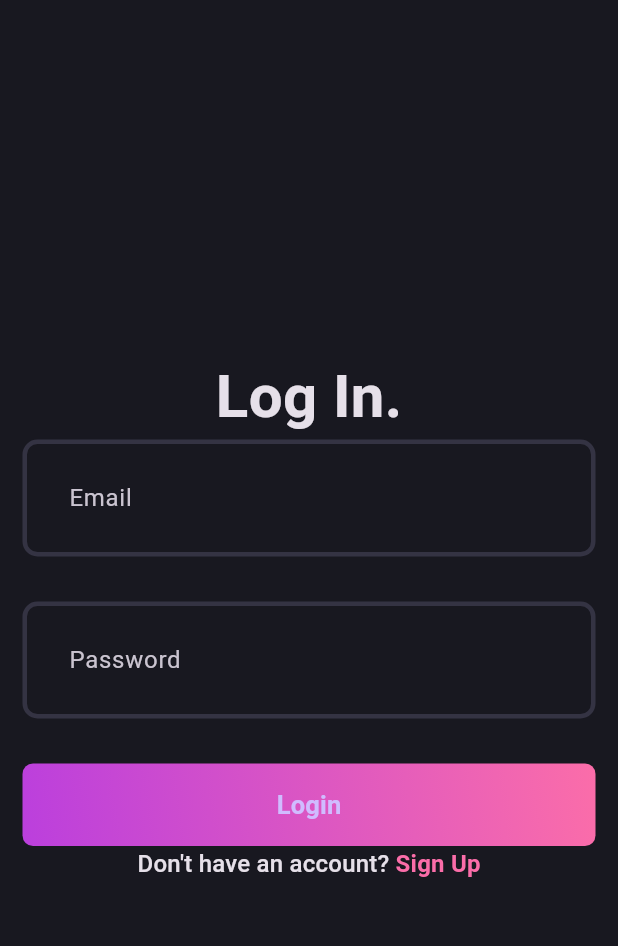
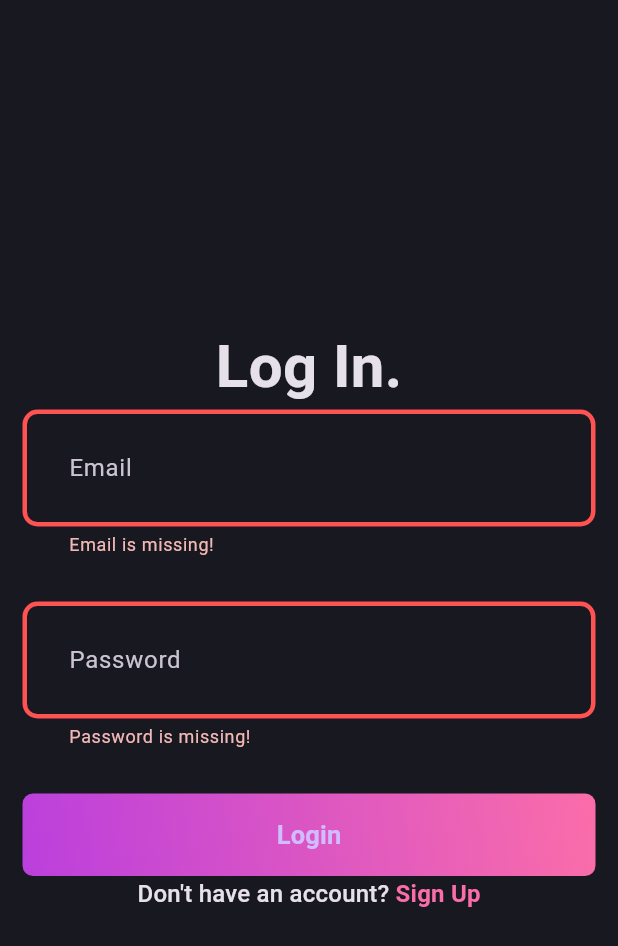
Before and after one commit to ashik-maz/Blog-App, a Flutter app: the LoginPage screen opened directly, after a tap on "Login", on a phone screen of 412 x 824 dp. Shown: the top 946 px of the screen. Run offline on Flutter 3.47's test engine with Material 3 defaults, Android fonts, the phone set to English and light mode, and no system bars; our stand-ins replace cloud_firestore, firebase_auth, firebase_core, flutter_bloc, fpdart, get_it; accounts and stored records are empty.

Commit message:
Login completed

```diff
--- a/lib/core/usecase/usecase.dart
+++ b/lib/core/usecase/usecase.dart
@@ -1,6 +1,6 @@
 import 'package:blog_app/core/error/failures.dart';
 import 'package:fpdart/fpdart.dart';
 
-abstract interface class UserCase<SuccessType,Params>{
+abstract interface class UseCase<SuccessType,Params>{
   Future<Either<Failure,SuccessType>>call(Params params);
 }
--- /dev/null
+++ b/lib/features/auth/domain/usecases/user_login.dart
@@ -0,0 +1,27 @@
+import 'package:blog_app/core/error/failures.dart';
+import 'package:blog_app/core/usecase/usecase.dart';
+import 'package:blog_app/features/auth/domain/entities/user.dart';
+import 'package:blog_app/features/auth/domain/repository/auth_repository.dart';
+import 'package:fpdart/fpdart.dart';
+
+class UserLogin implements UseCase<User, UserLoginParams> {
+  final AuthRepository authRepository;
+  const UserLogin(this.authRepository);
+  @override
+  Future<Either<Failure, User>> call(UserLoginParams params) async {
+    return await authRepository.loginWithEmailPassword(
+      email: params.email,
+      password: params.password,
+    );
+  }
+}
+
+class UserLoginParams {
+  final String email;
+  final String password;
+
+  UserLoginParams({
+    required this.email,
+    required this.password,
+  });
+}
--- a/lib/features/auth/domain/usecases/user_sign_up.dart
+++ b/lib/features/auth/domain/usecases/user_sign_up.dart
@@ -4,7 +4,7 @@ import 'package:blog_app/features/auth/domain/entities/user.dart';
 import 'package:blog_app/features/auth/domain/repository/auth_repository.dart';
 import 'package:fpdart/src/either.dart';
 
-class UserSignUp implements UserCase<User, UserSignUpParams> {
+class UserSignUp implements UseCase<User, UserSignUpParams> {
   final AuthRepository authRepository;
 
   const UserSignUp(this.authRepository);
--- a/lib/features/auth/presentation/bloc/auth_bloc.dart
+++ b/lib/features/auth/presentation/bloc/auth_bloc.dart
@@ -1,4 +1,5 @@
 import 'package:blog_app/features/auth/domain/entities/user.dart';
+import 'package:blog_app/features/auth/domain/usecases/user_login.dart';
 import 'package:blog_app/features/auth/domain/usecases/user_sign_up.dart';
 import 'package:flutter/material.dart';
 import 'package:flutter_bloc/flutter_bloc.dart';
@@ -9,12 +10,19 @@ part 'auth_state.dart';
 
 class AuthBloc extends Bloc<AuthEvent, AuthState> {
   final UserSignUp _userSignUp;
+  final UserLogin _userLogin;
 
   AuthBloc({
     required UserSignUp userSignUp,
+    required UserLogin userLogin,
   })  : _userSignUp = userSignUp,
+        _userLogin = userLogin,
         super(AuthInitial()) {
-    on<AuthSignUp>((event, emit) async {
+    on<AuthSignUp>(_onAuthSignUp);
+    on<AuthLogin>(_onAuthLogin);
+  }
+
+  void _onAuthSignUp(AuthSignUp event, Emitter<AuthState> emit) async {
     emit(AuthLoading());
     final res = await _userSignUp(
       UserSignUpParams(event.email, event.password, event.name),
@@ -24,6 +32,18 @@ class AuthBloc extends Bloc<AuthEvent, AuthState> {
               AuthFailure(failure.message),
             ),
         (user) => emit(AuthSuccess(user)));
-    });
+  }
+
+  void _onAuthLogin(AuthLogin event, Emitter<AuthState> emit) async {
+    emit(AuthLoading());
+    final res = await _userLogin(UserLoginParams(
+      email: event.email,
+      password: event.password,
+    ));
+
+    res.fold(
+      (l) => emit(AuthFailure(l.message)),
+      (r) => emit(AuthSuccess(r)),
+    );
   }
 }
--- a/lib/features/auth/presentation/bloc/auth_event.dart
+++ b/lib/features/auth/presentation/bloc/auth_event.dart
@@ -2,6 +2,7 @@ part of 'auth_bloc.dart';
 
 @immutable
 sealed class AuthEvent {}
+
 final class AuthSignUp extends AuthEvent {
   final String name;
   final String email;
@@ -13,3 +14,13 @@ final class AuthSignUp extends AuthEvent {
     required this.password,
   });
 }
+
+final class AuthLogin extends AuthEvent {
+  final String email;
+  final String password;
+
+  AuthLogin({
+    required this.email,
+    required this.password,
+  });
+}
--- a/lib/features/auth/presentation/pages/login_page.dart
+++ b/lib/features/auth/presentation/pages/login_page.dart
@@ -1,4 +1,8 @@
+import 'package:blog_app/core/common/widgets/loader.dart';
+import 'package:blog_app/core/utils/show_snackbar.dart';
+import 'package:blog_app/features/auth/presentation/bloc/auth_bloc.dart';
 import 'package:flutter/material.dart';
+import 'package:flutter_bloc/flutter_bloc.dart';
 
 import '../../../../core/theme/app_palate.dart';
 import '../widgets/auth_field.dart';
@@ -26,12 +30,23 @@ class _LoginPageState extends State<LoginPage> {
     passwordController.dispose();
     super.dispose();
   }
+
   @override
   Widget build(BuildContext context) {
     return Scaffold(
       body: Padding(
         padding: const EdgeInsets.all(15.0),
-        child: Form(
+        child: BlocConsumer<AuthBloc, AuthState>(
+          listener: (context, state) {
+            if (state is AuthFailure) {
+              showSnackbar(context, state.message);
+            }
+          },
+          builder: (context, state) {
+            if (state is AuthLoading) {
+              return const Loader();
+            }
+            return Form(
               key: formKey,
               child: Column(
                 mainAxisAlignment: MainAxisAlignment.center,
@@ -41,10 +56,30 @@ class _LoginPageState extends State<LoginPage> {
                     style: TextStyle(fontSize: 40, fontWeight: FontWeight.bold),
                   ),
                   AuthField(hintText: 'Email', controller: emailController),
-              SizedBox(height: 30,),
-              AuthField(hintText: 'Password',controller: passwordController,isObscureText: true,),
-              SizedBox(height: 30,),
-              AuthGradientButton(buttonText: 'Login', onPressed: (){}),
+                  SizedBox(
+                    height: 30,
+                  ),
+                  AuthField(
+                    hintText: 'Password',
+                    controller: passwordController,
+                    isObscureText: true,
+                  ),
+                  SizedBox(
+                    height: 30,
+                  ),
+                  AuthGradientButton(
+                    buttonText: 'Login',
+                    onPressed: () {
+                      if (formKey.currentState!.validate()) {
+                        context.read<AuthBloc>().add(
+                              AuthLogin(
+                                email: emailController.text.trim(),
+                                password: passwordController.text.trim(),
+                              ),
+                            );
+                      }
+                    },
+                  ),
                   GestureDetector(
                     onTap: () => Navigator.push(context, SignUpPage.route()),
                     child: RichText(
@@ -68,6 +103,8 @@ class _LoginPageState extends State<LoginPage> {
                   ),
                 ],
               ),
+            );
+          },
         ),
       ),
     );
--- a/lib/main.dart
+++ b/lib/main.dart
@@ -31,6 +31,6 @@ class MyApp extends StatelessWidget {
         debugShowCheckedModeBanner: false,
         title: 'Blog App',
         theme: AppTheme.darkThemeMode,
-        home: SignUpPage());
+        home: LoginPage());
   }
 }
```
Also changed, not shown: lib/features/auth/data/datasources/auth_remote_data_source.dart (+22 -10 lines), lib/features/auth/data/repositories/auth_repository_impl.dart (+20 -6 lines), lib/init_dependencies.dart (+11 -2 lines). Lines whose indentation alone changed are shown as unchanged.
